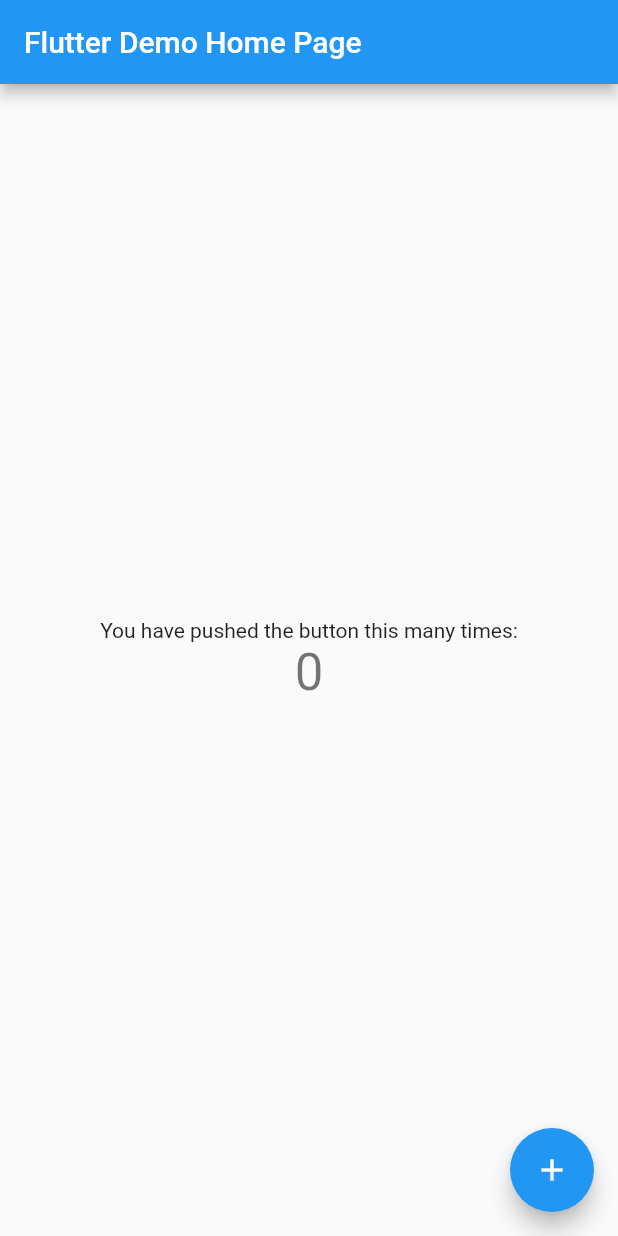
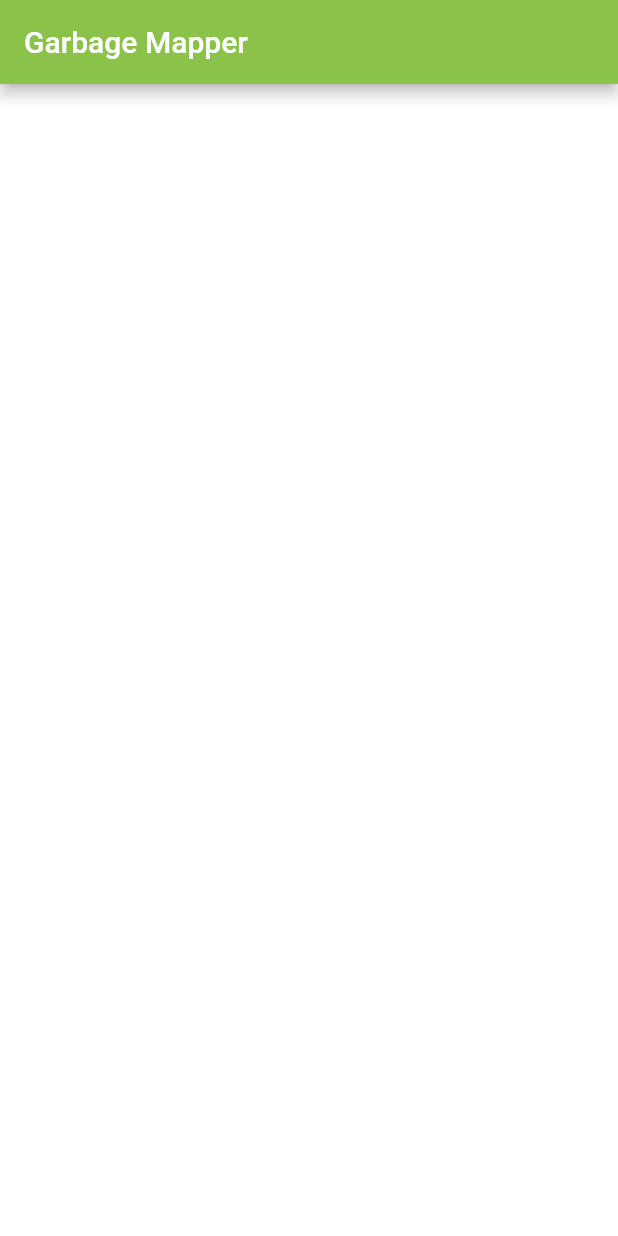
Before and after one commit to ChrisRPL/ForestGarbageMapper, a Flutter app: the screen it shows after launch, on a phone screen of 412 x 824 dp. Run offline on Flutter 3.47's test engine with Material 2 defaults, Android fonts, the phone set to English and light mode, and no system bars; our stand-ins replace animated_splash_screen, firebase_core, font_awesome_flutter, page_transition; missing offline and left inert: firebase_core_web; accounts and stored records are empty.

Commit message:
add splash screen

```diff
--- a/lib/main.dart
+++ b/lib/main.dart
@@ -1,4 +1,8 @@
+import 'package:animated_splash_screen/animated_splash_screen.dart';
+import 'package:page_transition/page_transition.dart';
 import 'package:flutter/material.dart';
+import 'package:font_awesome_flutter/font_awesome_flutter.dart';
+import 'package:forest_garbage_mapper/screens/main_screen.dart';
 
 void main() {
   runApp(const MyApp());
@@ -7,109 +11,38 @@
 class MyApp extends StatelessWidget {
   const MyApp({Key? key}) : super(key: key);
 
-  // This widget is the root of your application.
   @override
   Widget build(BuildContext context) {
     return MaterialApp(
-      title: 'Flutter Demo',
+      title: 'ForestGarbageMapper',
       theme: ThemeData(
-        // This is the theme of your application.
-        //
-        // Try running your application with "flutter run". You'll see the
-        // application has a blue toolbar. Then, without quitting the app, try
-        // changing the primarySwatch below to Colors.green and then invoke
-        // "hot reload" (press "r" in the console where you ran "flutter run",
-        // or simply save your changes to "hot reload" in a Flutter IDE).
-        // Notice that the counter didn't reset back to zero; the application
-        // is not restarted.
         primarySwatch: Colors.blue,
       ),
-      home: const MyHomePage(title: 'Flutter Demo Home Page'),
+      home: const MyHomePage(),
     );
   }
 }
 
 class MyHomePage extends StatefulWidget {
-  const MyHomePage({Key? key, required this.title}) : super(key: key);
-
-  // This widget is the home page of your application. It is stateful, meaning
-  // that it has a State object (defined below) that contains fields that affect
-  // how it looks.
-
-  // This class is the configuration for the state. It holds the values (in this
-  // case the title) provided by the parent (in this case the App widget) and
-  // used by the build method of the State. Fields in a Widget subclass are
-  // always marked "final".
-
-  final String title;
+  const MyHomePage({Key? key}) : super(key: key);
 
   @override
   State<MyHomePage> createState() => _MyHomePageState();
 }
 
 class _MyHomePageState extends State<MyHomePage> {
-  int _counter = 0;
-
-  void _incrementCounter() {
-    setState(() {
-      // This call to setState tells the Flutter framework that something has
-      // changed in this State, which causes it to rerun the build method below
-      // so that the display can reflect the updated values. If we changed
-      // _counter without calling setState(), then the build method would not be
-      // called again, and so nothing would appear to happen.
-      _counter++;
-    });
-  }
-
   @override
   Widget build(BuildContext context) {
-    // This method is rerun every time setState is called, for instance as done
-    // by the _incrementCounter method above.
-    //
-    // The Flutter framework has been optimized to make rerunning build methods
-    // fast, so that you can just rebuild anything that needs updating rather
-    // than having to individually change instances of widgets.
-    return Scaffold(
-      appBar: AppBar(
-        // Here we take the value from the MyHomePage object that was created by
-        // the App.build method, and use it to set our appbar title.
-        title: Text(widget.title),
-      ),
-      body: Center(
-        // Center is a layout widget. It takes a single child and positions it
-        // in the middle of the parent.
-        child: Column(
-          // Column is also a layout widget. It takes a list of children and
-          // arranges them vertically. By default, it sizes itself to fit its
-          // children horizontally, and tries to be as tall as its parent.
-          //
-          // Invoke "debug painting" (press "p" in the console, choose the
-          // "Toggle Debug Paint" action from the Flutter Inspector in Android
-          // Studio, or the "Toggle Debug Paint" command in Visual Studio Code)
-          // to see the wireframe for each widget.
-          //
-          // Column has various properties to control how it sizes itself and
-          // how it positions its children. Here we use mainAxisAlignment to
-          // center the children vertically; the main axis here is the vertical
-          // axis because Columns are vertical (the cross axis would be
-          // horizontal).
-          mainAxisAlignment: MainAxisAlignment.center,
-          children: <Widget>[
-            const Text(
-              'You have pushed the button this many times:',
-            ),
-            Text(
-              '$_counter',
-              style: Theme.of(context).textTheme.headline4,
-            ),
-          ],
-        ),
-      ),
-      floatingActionButton: FloatingActionButton(
-        onPressed: _incrementCounter,
-        tooltip: 'Increment',
-        child: const Icon(Icons.add),
-      ), // This trailing comma makes auto-formatting nicer for build methods.
+    return AnimatedSplashScreen(
+        splash: Column(children: const [FaIcon(FontAwesomeIcons.map, color: Colors.white), SizedBox(height: 5,), Text("Forest Garbage Mapper", style: TextStyle(
+          color: Colors.white,
+          fontSize: 25,
+          fontWeight: FontWeight.bold
+        ),)]),
+        nextScreen: const MainScreen(),
+        splashTransition: SplashTransition.slideTransition,
+        pageTransitionType: PageTransitionType.rightToLeftWithFade,
+        backgroundColor: Colors.lightGreen,
     );
   }
 }
--- /dev/null
+++ b/lib/screens/main_screen.dart
@@ -0,0 +1,26 @@
+import 'package:flutter/material.dart';
+
+class MainScreen extends StatefulWidget {
+  const MainScreen({Key? key}) : super(key: key);
+
+  @override
+  State<MainScreen> createState() => _MainScreenState();
+}
+
+class _MainScreenState extends State<MainScreen> {
+  @override
+  Widget build(BuildContext context) {
+    return Scaffold(
+      appBar: AppBar(
+        title: const Text("Garbage Mapper", style: TextStyle(color: Colors.white),),
+        backgroundColor: Colors.lightGreen,
+      ),
+      backgroundColor: Colors.white,
+      body: Column(
+        children: [
+
+        ],
+      ),
+    );
+  }
+}
--- a/pubspec.yaml
+++ b/pubspec.yaml
@@ -34,6 +34,9 @@
   # The following adds the Cupertino Icons font to your application.
   # Use with the CupertinoIcons class for iOS style icons.
   cupertino_icons: ^1.0.2
+  animated_splash_screen: ^1.3.0
+  font_awesome_flutter: ^10.2.1
+  firebase_core: ^1.24.0
 
 dev_dependencies:
   flutter_test:
```
Also changed, not shown: lib/generated_plugin_registrant.dart (added, +17 -0 lines), lib/firebase_options.dart (added), 7 other files.
